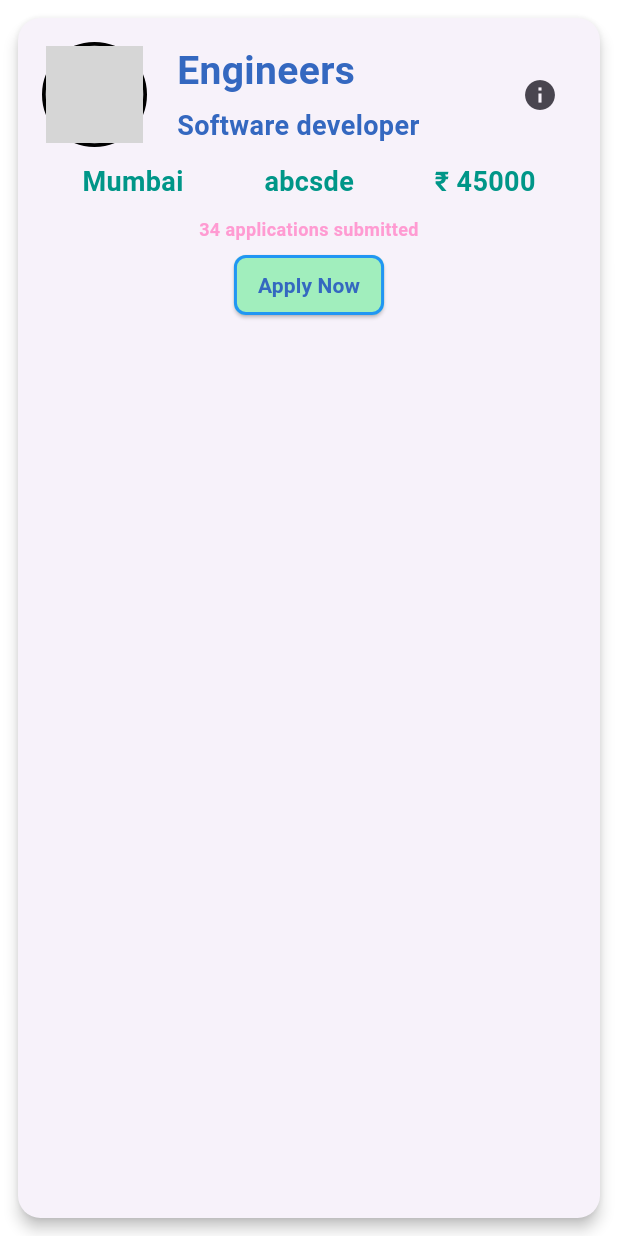
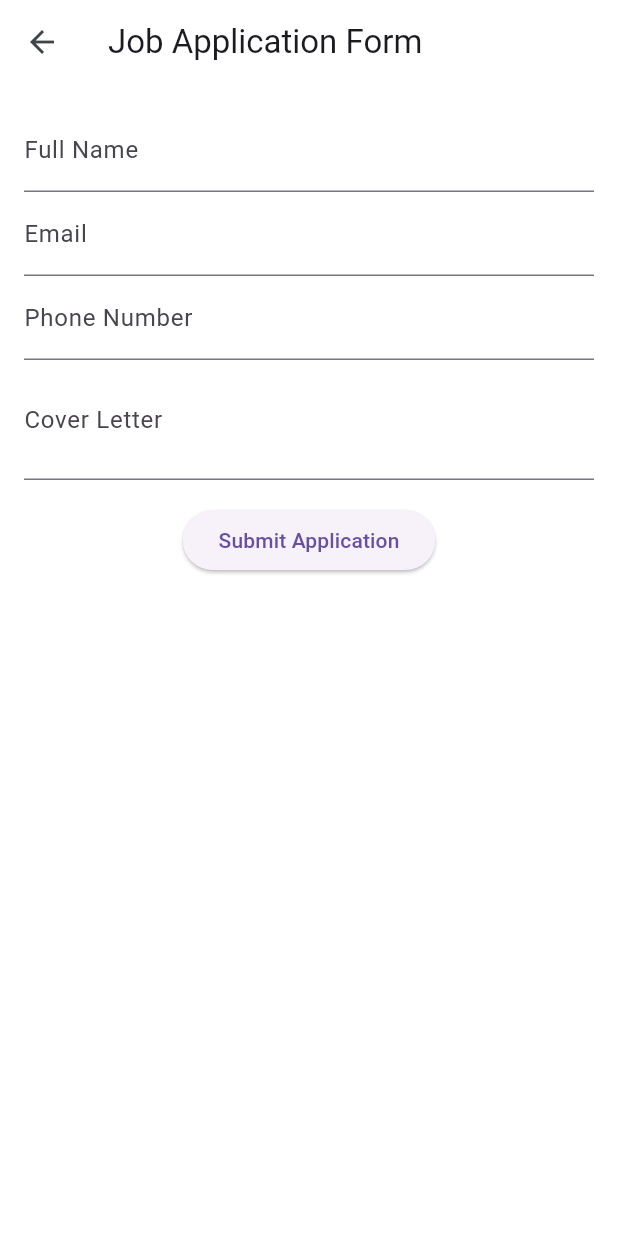
Before and after one commit to EngineerAnishSharma/rubix24_Ctrl-Alt-Innovate, a Flutter app: the JobCard widget shown alone on an empty page, opened directly, after a tap on "Apply Now", on a phone screen of 412 x 824 dp. Run offline on Flutter 3.47's test engine with Material 3 defaults, Android fonts, the phone set to English and light mode, and no system bars; our stand-ins replace cloud_firestore, confetti, csv, curved_navigation_bar, file_picker, firebase_auth and 11 more; accounts and stored records are empty; network calls fail; project files that could hold a hidden picture were left out; grey boxes are pictures that could not be loaded.

Commit message:
jab application

```diff
--- a/lib/main.dart
+++ b/lib/main.dart
@@ -7,6 +7,7 @@ import 'package:tsec_hack/consts/colors.dart';
 import 'package:tsec_hack/controller/local_storage.dart';
 import 'package:tsec_hack/controller/localization_controller.dart';
 import 'package:tsec_hack/views/home_screen/home.dart';
+import 'package:tsec_hack/views/profile_screen/components/apply_screen.dart';
 
 void main() async {
   WidgetsFlutterBinding.ensureInitialized();
@@ -53,7 +54,7 @@ class MyApp extends StatelessWidget {
           backgroundColor: Colors.transparent,
         ),
       ),
-      home: const Home(),
+      home: const JobApplicationForm(),
     );
   }
 }
--- a/lib/views/home_screen/home.dart
+++ b/lib/views/home_screen/home.dart
@@ -5,7 +5,6 @@ import 'package:get/get_instance/get_instance.dart';
 import 'package:get/get_state_manager/src/rx_flutter/rx_obx_widget.dart';
 import 'package:tsec_hack/consts/colors.dart';
 import 'package:tsec_hack/controller/home_controller.dart';
-import 'package:tsec_hack/views/Sarathi%20Support/sarathi_support.dart';
 import 'package:tsec_hack/views/Sarathi%20Support/sarathi_support.dart';
 import 'package:tsec_hack/views/find_jobs/finding_job.dart';
 import 'package:tsec_hack/views/profile_screen/components/profile_editor.dart';
--- /dev/null
+++ b/lib/views/profile_screen/components/apply_screen.dart
@@ -0,0 +1,81 @@
+import 'package:get/get.dart';
+import 'package:tsec_hack/consts/consts.dart';
+
+class JobApplicationForm extends StatefulWidget {
+  const JobApplicationForm({super.key});
+
+  @override
+  // ignore: library_private_types_in_public_api
+  _JobApplicationFormState createState() => _JobApplicationFormState();
+}
+
+class _JobApplicationFormState extends State<JobApplicationForm> {
+  final GlobalKey<FormState> _formKey = GlobalKey<FormState>();
+  // ignore: unused_field
+  String _name = '';
+  // ignore: unused_field
+  String _email = '';
+  // ignore: unused_field
+  String _phone = '';
+  // ignore: unused_field
+  String _coverLetter = '';
+
+  @override
+  Widget build(BuildContext context) {
+    return Scaffold(
+      appBar: AppBar(
+        title: const Text('Job Application Form'),
+      ),
+      body: Padding(
+        padding: const EdgeInsets.all(16.0),
+        child: Form(
+          key: _formKey,
+          child: Column(
+            children: [
+              _buildFormField('Full Name', (value) => _name = value),
+              _buildFormField('Email', (value) => _email = value,
+                  keyboardType: TextInputType.emailAddress),
+              _buildFormField('Phone Number', (value) => _phone = value,
+                  keyboardType: TextInputType.phone),
+              _buildFormField('Cover Letter', (value) => _coverLetter = value,
+                  maxLines: 2),
+              const SizedBox(height: 16),
+              ElevatedButton(
+                onPressed: _submitForm,
+                child: const Text('Submit Application'),
+              ),
+            ],
+          ),
+        ),
+      ),
+    );
+  }
+
+  Widget _buildFormField(String label, void Function(String) onSaved,
+      {int maxLines = 1, TextInputType keyboardType = TextInputType.text}) {
+    return TextFormField(
+      decoration: InputDecoration(labelText: label),
+      validator: (value) {
+        if (value == null || value.isEmpty) {
+          return 'Please enter $label';
+        }
+        return null;
+      },
+      maxLines: maxLines,
+      keyboardType: keyboardType,
+    );
+  }
+
+  void _submitForm() {
+    if (_formKey.currentState!.validate()) {
+      _formKey.currentState!.save();
+
+      // Now you can use the captured data for further processing
+      // print('Name: $_name');
+      // print('Email: $_email');
+      // print('Phone: $_phone');
+      // print('Cover Letter: $_coverLetter');
+    }
+    Get.back();
+  }
+}
--- a/lib/widgets_common/jobcard_widget.dart
+++ b/lib/widgets_common/jobcard_widget.dart
@@ -1,4 +1,8 @@
 import 'package:flutter/material.dart';
+import 'package:get/get.dart';
+import 'package:get/get_core/src/get_main.dart';
+import 'package:tsec_hack/consts/consts.dart';
+import 'package:tsec_hack/views/profile_screen/components/apply_screen.dart';
 
 class JobCard extends StatefulWidget {
   final String companyLogo;
@@ -154,7 +158,7 @@ class _JobCardState extends State<JobCard> {
               ),
               ElevatedButton(
                 onPressed: () {
-                  // Handle button press
+                  Get.to(() => const JobApplicationForm());
                 },
                 style: ElevatedButton.styleFrom(
                   backgroundColor: const Color(0xffA1EEBD),
```
